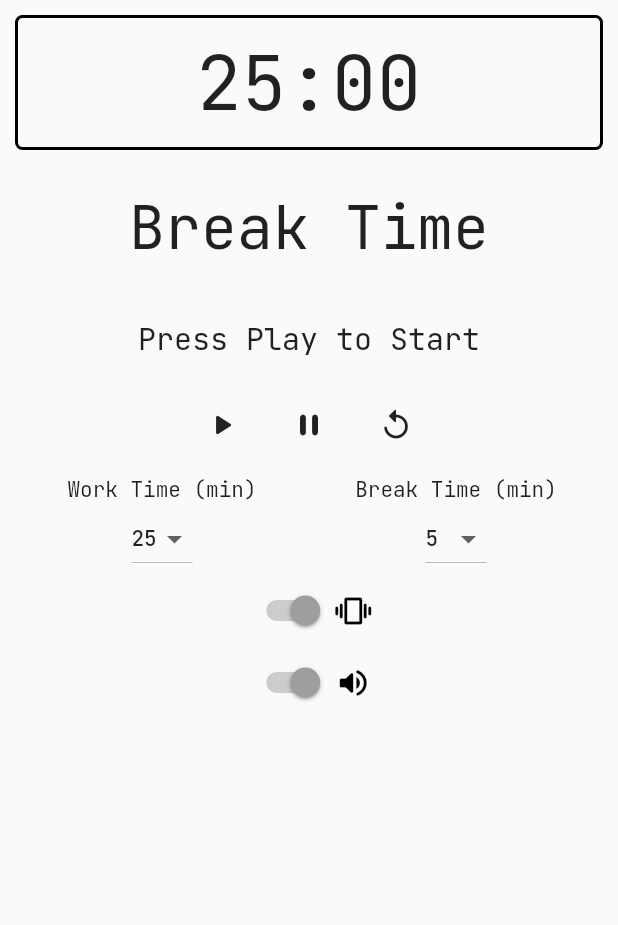
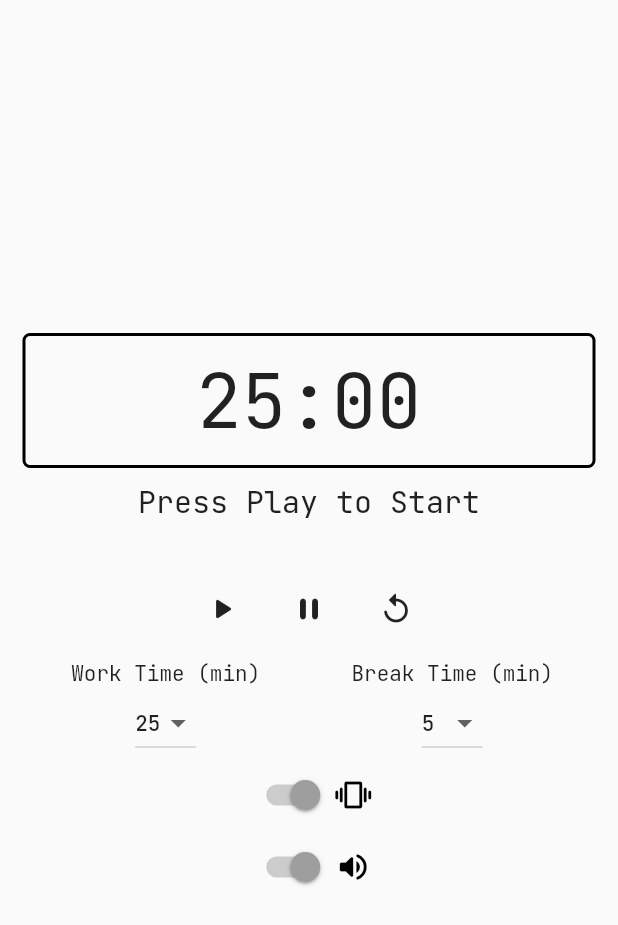
Before and after one commit to salohcin714/Flutter-Pomodoro, a Flutter app: the screen it shows after launch, on a phone screen of 412 x 824 dp. Shown: the top 925 px of the screen. Run offline on Flutter 3.47's test engine with Material 2 defaults, Android fonts, the phone set to English and light mode, and no system bars; our stand-ins replace google_fonts, vibration, wakelock; missing offline and left inert: flutter_beep.

Commit message:
add animations to label

```diff
--- a/lib/main.dart
+++ b/lib/main.dart
@@ -17,10 +17,10 @@ void main() {
 class MyApp extends StatelessWidget {
   const MyApp({Key? key}) : super(key: key);
 
-  // This widget is the root of your application.
   @override
   Widget build(BuildContext context) {
     return MaterialApp(
+      debugShowCheckedModeBanner: false,
       theme: ThemeData(
         textTheme: GoogleFonts.jetBrainsMonoTextTheme(),
       ),
@@ -37,7 +37,7 @@ class PomodoroClock extends StatefulWidget {
 }
 
 class _PomodoroClockState extends State<PomodoroClock> {
-  bool _isWorking = false;
+  bool _isWorking = true;
   bool _isPaused = false;
   bool _isPlaying = false;
   String _currentTime = "25:00";
@@ -181,9 +181,10 @@ class _PomodoroClockState extends State<PomodoroClock> {
     return Scaffold(
       body: SafeArea(
         child: Container(
-          padding: const EdgeInsets.all(10),
+          padding: const EdgeInsets.symmetric(vertical: 30, horizontal: 15),
           child: Center(
             child: Column(
+              mainAxisAlignment: MainAxisAlignment.center,
               children: [
                 Clock(currentTime: _currentTime),
                 Label(
--- a/lib/widgets/label.dart
+++ b/lib/widgets/label.dart
@@ -1,7 +1,7 @@
 import 'package:flutter/material.dart';
 
 class Label extends StatelessWidget {
-  Label(
+  const Label(
       {Key? key,
       required this.working,
       required this.paused,
@@ -16,7 +16,9 @@ class Label extends StatelessWidget {
   Widget build(BuildContext context) {
     return Column(
       children: [
-        Container(
+        AnimatedContainer(
+          duration: const Duration(milliseconds: 100),
+          height: (playing || paused) ? 100 : 0,
           padding: const EdgeInsets.symmetric(
             vertical: 25,
           ),
@@ -29,7 +31,9 @@ class Label extends StatelessWidget {
             ),
           ),
         ),
-        Container(
+        AnimatedContainer(
+          duration: const Duration(milliseconds: 100),
+          height: (((!paused && !playing) || (paused)) ? 60 : 0),
           padding: const EdgeInsets.symmetric(
             vertical: 10,
           ),
```
Also changed, not shown: 3 other files.
